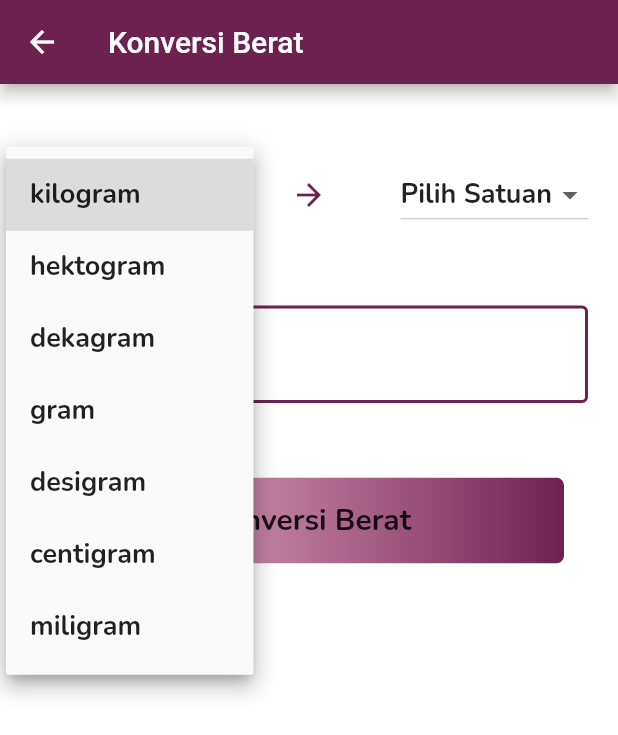
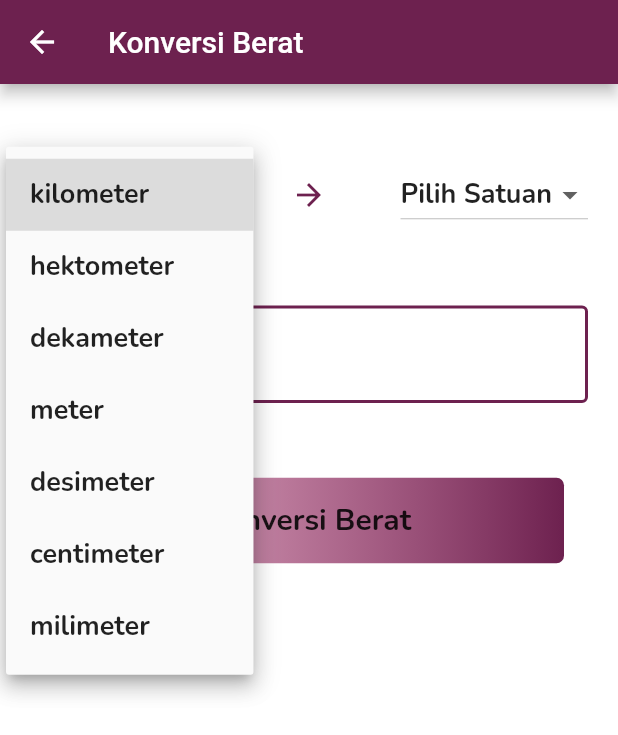
Before and after one commit to Naandalist/basic-phisyc, a Flutter app: the WeightConverterScreen screen opened directly, after a tap on "Pilih Satuan", on a phone screen of 412 x 824 dp. Shown: the top 735 px of the screen. Run offline on Flutter 3.47's test engine with Material 2 defaults, Android fonts, the phone set to English and light mode, and no system bars; our stand-ins replace fluttertoast; missing offline and left inert: giffy_dialog.

Commit message:
Change Satuan

```diff
--- a/lib/src/screens/weight_converter_screen.dart
+++ b/lib/src/screens/weight_converter_screen.dart
@@ -24,23 +24,23 @@ class _WeightConverterScreenState extends State<WeightConverterScreen> {
   String _resultMessage;
 
   final List<String> _weightsUnit = [
-    'kilogram',
-    'hektogram',
-    'dekagram',
-    'gram',
-    'desigram',
-    'centigram',
-    'miligram',
+    'kilometer',
+    'hektometer',
+    'dekameter',
+    'meter',
+    'desimeter',
+    'centimeter',
+    'milimeter',
   ];
 
   final Map<String, int> _weightsUnitMap = {
-    'kilogram': 0,
-    'hektogram': 1,
-    'dekagram': 2,
-    'gram': 3,
-    'desigram': 4,
-    'centigram': 5,
-    'miligram': 6,
+    'kilometer': 0,
+    'hektometer': 1,
+    'dekameter': 2,
+    'meter': 3,
+    'desimeter': 4,
+    'centimeter': 5,
+    'milimeter': 6,
   };
 
   dynamic _tableFormula = {
```
